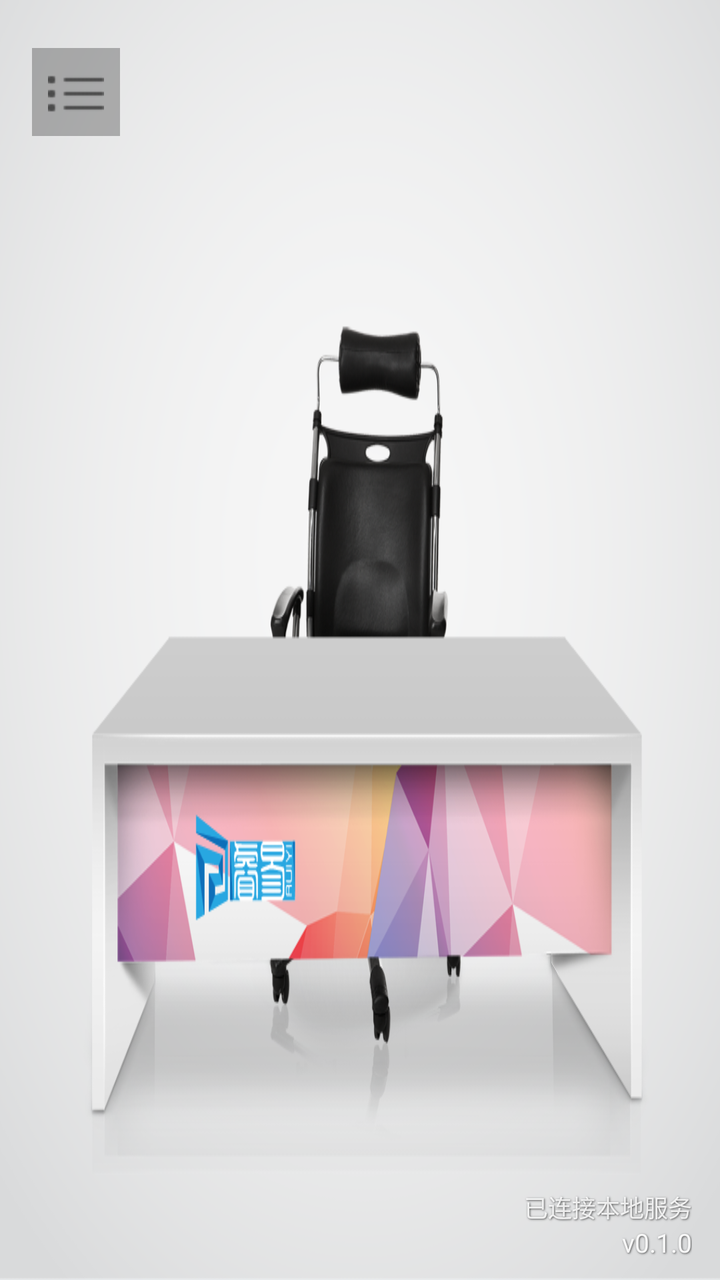
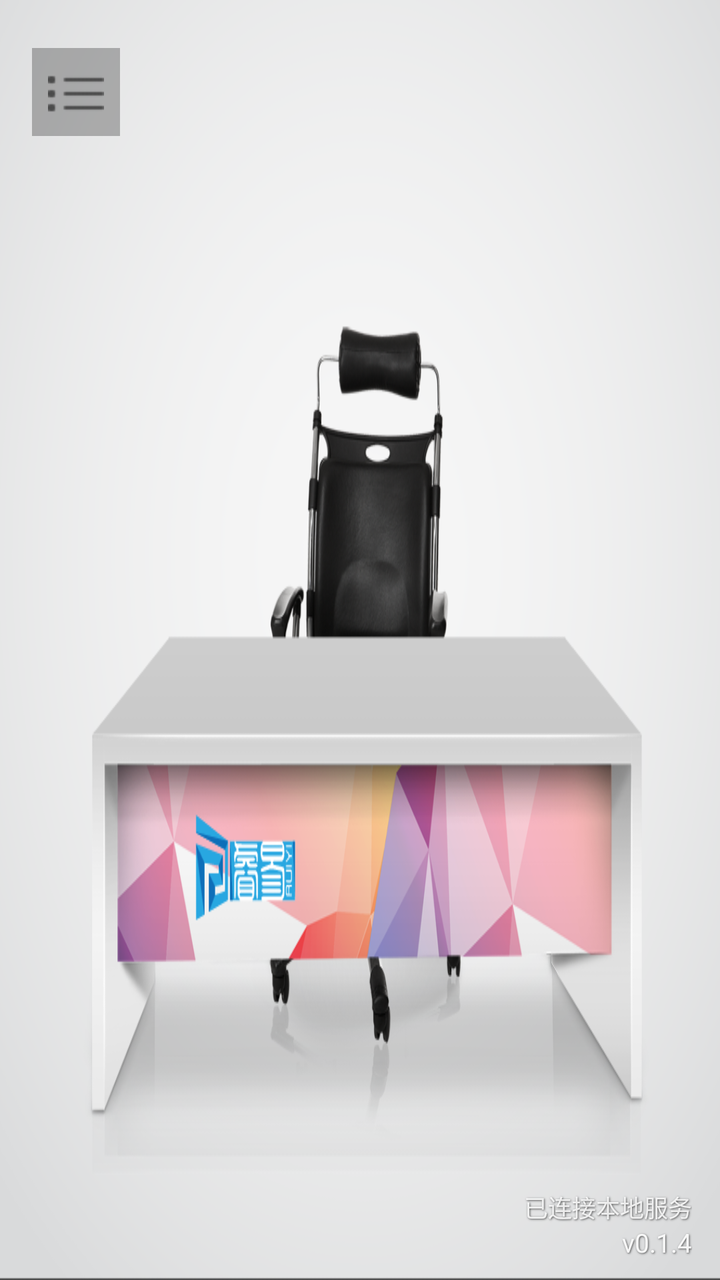

Two renders of the same Android screen: before a commit and after it. Below are the layout's source before the change and the commit's diff.
<!-- AndroidManifest.xml: activity theme AppTheme.NoActionBar -->
<!-- res/layout/activity_desktop.xml -->
<?xml version="1.0" encoding="utf-8"?>
<androidx.drawerlayout.widget.DrawerLayout
    xmlns:android="http://schemas.android.com/apk/res/android"
    xmlns:app="http://schemas.android.com/apk/res-auto"
    android:id="@+id/drawerLayout"
    android:layout_width="match_parent"
    android:layout_height="match_parent">

    <RelativeLayout
        android:id="@+id/MainDesktopView2"
        android:layout_width="match_parent"
        android:layout_height="match_parent"
        android:background="#FFECEFF1">

        
        <FrameLayout
            android:id="@+id/deskCanvas"
            android:layout_width="match_parent"
            android:layout_height="match_parent">

            <ImageView
                android:id="@+id/ivDesktopBg"
                android:layout_width="match_parent"
                android:layout_height="match_parent"
                android:scaleType="fitXY"
                android:src="@drawable/background_desktop" />

            
            <FrameLayout
                android:id="@+id/MainDesktopView"
                android:layout_width="match_parent"
                android:layout_height="match_parent" />
        </FrameLayout>

        
        <ScrollView
            android:id="@+id/portraitQuickPanel"
            android:layout_width="match_parent"
            android:layout_height="match_parent"
            android:layout_below="@id/deskCanvas"
            android:background="#FFF4F6F9"
            android:visibility="gone">

            <LinearLayout
                android:id="@+id/portraitGridContainer"
                android:layout_width="match_parent"
                android:layout_height="wrap_content"
                android:orientation="vertical"
                android:paddingLeft="14dp"
                android:paddingTop="12dp"
                android:paddingRight="14dp"
                android:paddingBottom="44dp" />
        </ScrollView>

        
        <ImageView
            android:id="@+id/imageButtonDrawer"
            android:layout_width="44dp"
            android:layout_height="44dp"
            android:layout_alignParentStart="true"
            android:layout_alignParentTop="true"
            android:layout_marginStart="16dp"
            android:layout_marginTop="24dp"
            android:background="#44000000"
            android:clickable="true"
            android:focusable="true"
            android:padding="8dp"
            android:scaleType="centerInside"
            android:src="@drawable/ic_list" />

        
        <TextView
            android:id="@+id/textViewIMState"
            android:layout_width="wrap_content"
            android:layout_height="wrap_content"
            android:layout_above="@+id/textViewVersion"
            android:layout_alignParentEnd="true"
            android:layout_marginEnd="14dp"
            android:shadowColor="#AA000000"
            android:shadowDx="1"
            android:shadowDy="1"
            android:shadowRadius="2"
            android:text="已连接本地服务"
            android:textColor="#DDFFFFFF"
            android:textSize="12sp" />

        <TextView
            android:id="@+id/textViewVersion"
            android:layout_width="wrap_content"
            android:layout_height="wrap_content"
            android:layout_alignParentEnd="true"
            android:layout_alignParentBottom="true"
            android:layout_marginEnd="14dp"
            android:layout_marginBottom="10dp"
            android:shadowColor="#AA000000"
            android:shadowDx="1"
            android:shadowDy="1"
            android:shadowRadius="2"
            android:text="v0.1.0"
            android:textColor="#EEFFFFFF"
            android:textSize="13sp" />
    </RelativeLayout>

    
    <com.google.android.material.navigation.NavigationView
        android:id="@+id/navigationView"
        android:layout_width="250dp"
        android:layout_height="match_parent"
        android:layout_gravity="start"
        android:background="#FFFFFF"
        app:headerLayout="@layout/drawer_header"
        app:itemIconTint="@null"
        app:menu="@menu/menu_drawer" />

</androidx.drawerlayout.widget.DrawerLayout>
<!-- res/layout/drawer_header.xml (included above) -->
<?xml version="1.0" encoding="utf-8"?>
<LinearLayout xmlns:android="http://schemas.android.com/apk/res/android"
    android:layout_width="match_parent"
    android:layout_height="wrap_content"
    android:background="@color/primaryColor"
    android:gravity="center_horizontal"
    android:orientation="vertical"
    android:paddingTop="30dp"
    android:paddingBottom="20dp">

    <ImageView
        android:id="@+id/iv_thumbnail"
        android:layout_width="110dp"
        android:layout_height="110dp"
        android:layout_marginBottom="8dp"
        android:scaleType="centerCrop"
        android:src="@drawable/no_pic" />

    <TextView
        android:id="@+id/textViewStudentName"
        android:layout_width="wrap_content"
        android:layout_height="wrap_content"
        android:text="张三（九年级 3 班）"
        android:textAppearance="?android:textAppearanceMedium"
        android:textColor="#FFFFFFFF"
        android:textStyle="bold" />

    <TextView
        android:id="@+id/textViewServerInfo"
        android:layout_width="match_parent"
        android:layout_height="wrap_content"
        android:layout_marginTop="4dp"
        android:gravity="center"
        android:text="本地服务器 10.0.2.2:8765"
        android:textColor="#DDFFFFFF"
        android:textSize="13sp" />
</LinearLayout>
<!-- resources referenced by this layout -->
<resources>
  <color name="primaryColor">#FF1976D2</color>
  <!-- drawable background_desktop: png bitmap (drawable-nodpi, 192704 bytes) -->
  <!-- drawable ic_list: png bitmap (drawable, 180 bytes) -->
  <!-- drawable no_pic: jpg bitmap (drawable, 3181 bytes) -->
  <style name="AppTheme.NoActionBar" parent="Theme.MaterialComponents.Light.NoActionBar">
          <item name="colorPrimary">@color/primaryColor</item>
          <item name="colorPrimaryDark">@color/primaryDarkColor</item>
          <item name="colorAccent">@color/primaryColor</item>
          <item name="android:statusBarColor">@color/primaryDarkColor</item>
      </style>
  <color name="primaryDarkColor">#FF004BA0</color>
</resources>

<!-- the commit's change to res/layout/activity_desktop.xml (unified diff, before → after) -->
@@ -10,7 +10,7 @@
         android:id="@+id/MainDesktopView2"
         android:layout_width="match_parent"
         android:layout_height="match_parent"
-        android:background="#FFECEFF1">
+        android:background="#FF000000">
 
         
         <FrameLayout
@@ -31,26 +31,6 @@
                 android:layout_width="match_parent"
                 android:layout_height="match_parent" />
         </FrameLayout>
-
-        
-        <ScrollView
-            android:id="@+id/portraitQuickPanel"
-            android:layout_width="match_parent"
-            android:layout_height="match_parent"
-            android:layout_below="@id/deskCanvas"
-            android:background="#FFF4F6F9"
-            android:visibility="gone">
-
-            <LinearLayout
-                android:id="@+id/portraitGridContainer"
-                android:layout_width="match_parent"
-                android:layout_height="wrap_content"
-                android:orientation="vertical"
-                android:paddingLeft="14dp"
-                android:paddingTop="12dp"
-                android:paddingRight="14dp"
-                android:paddingBottom="44dp" />
-        </ScrollView>
 
         
         <ImageView
@@ -96,7 +76,7 @@
             android:shadowDx="1"
             android:shadowDy="1"
             android:shadowRadius="2"
-            android:text="v0.1.0"
+            android:text="v0.1.4"
             android:textColor="#EEFFFFFF"
             android:textSize="13sp" />
     </RelativeLayout>
